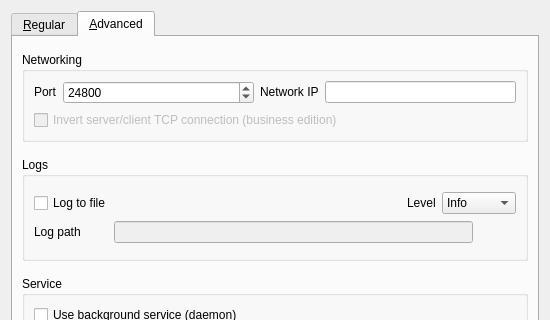
The window that src/lib/gui/dialogs/SettingsDialogBase.ui (deskflow/deskflow) describes before a commit, drawn with Qt 5; both pictures show x 0 to 550 and y 0 to 320 of the 550 by 582 pixel window.
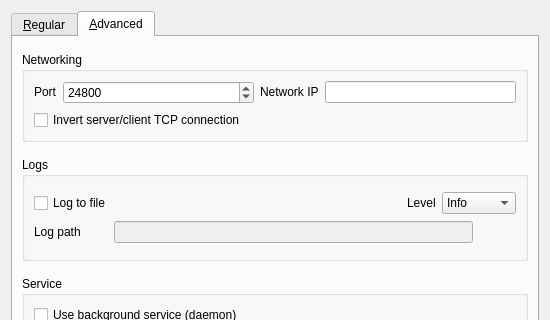
The same window after the commit. Icons and pictures are not drawn.

```diff
--- a/src/lib/gui/dialogs/SettingsDialogBase.ui
+++ b/src/lib/gui/dialogs/SettingsDialogBase.ui
@@ -416,11 +416,8 @@
           </item>
           <item>
            <widget class="QCheckBox" name="m_pInvertConnection">
-            <property name="enabled">
-             <bool>false</bool>
-            </property>
             <property name="text">
-             <string>Invert server/client TCP connection (business edition)</string>
+             <string>Invert server/client TCP connection</string>
             </property>
            </widget>
           </item>
```
